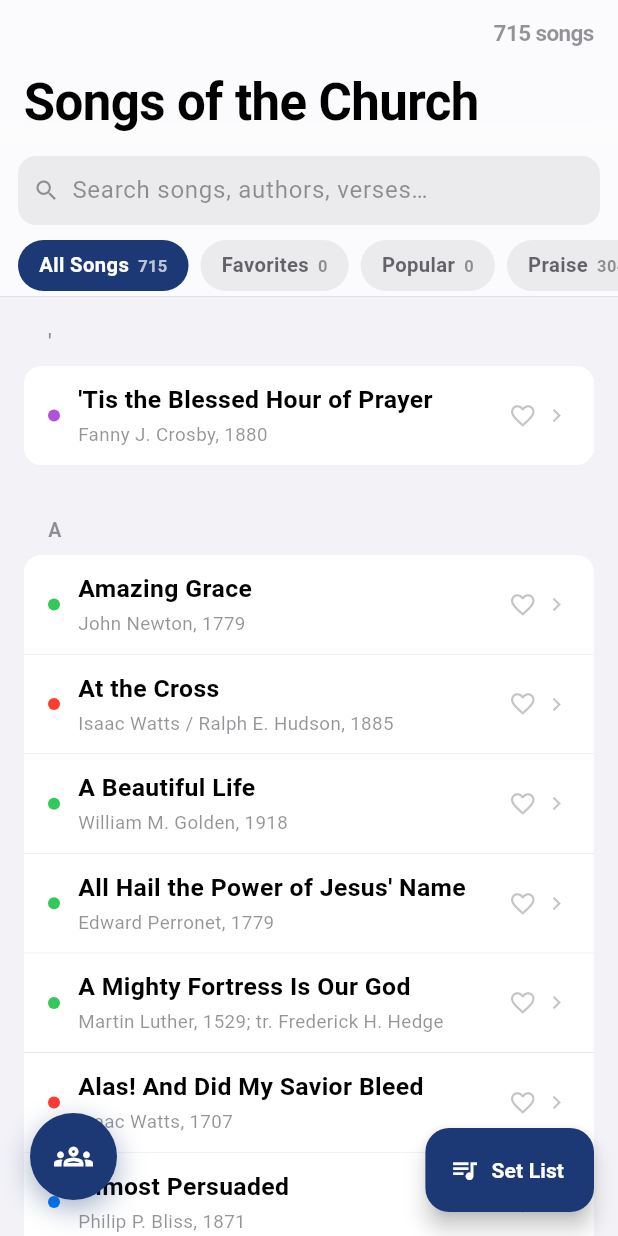
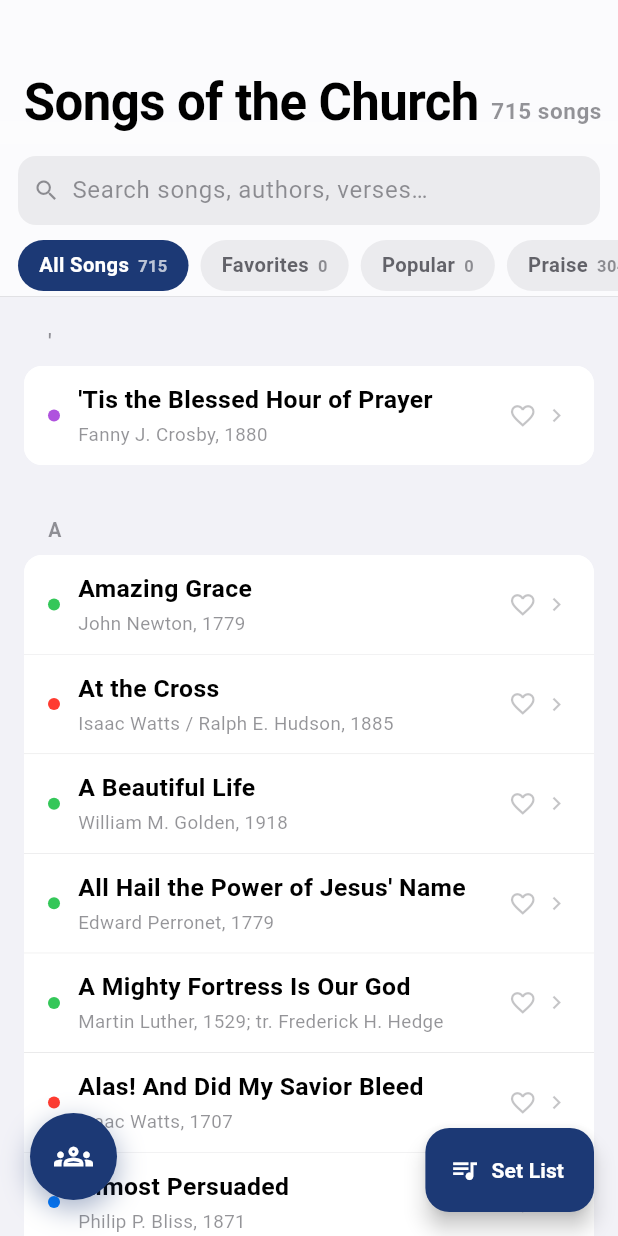
Before and after one commit to natehale05-gif/Songs, a Flutter app: the screen it shows after launch, on a phone screen of 412 x 824 dp. Run offline on Flutter 3.47's test engine with Material 3 defaults, Android fonts, the phone set to English and light mode, and no system bars; our stand-ins replace audioplayers, qr_flutter, shared_preferences, shelf, shelf_web_socket, web; missing offline and left inert: dart:js_interop, mobile_scanner; Roboto replaces fonts that are missing (Georgia, SF Pro Text).

Commit message:
Move song count next to the large title in the library header
Previously "715 songs" sat in the nav bar's trailing slot, floating
above the title. It now renders inline next to "Songs of the Church".

```diff
--- a/lib/screens/library_screen.dart
+++ b/lib/screens/library_screen.dart
@@ -194,8 +194,15 @@ class _LibraryScreenState extends State<LibraryScreen> {
 
   Widget _buildNavBar(AppState state, AppPalette p) {
     return CupertinoSliverNavigationBar(
-      largeTitle: Text(
+      largeTitle: Row(
+        crossAxisAlignment: CrossAxisAlignment.baseline,
+        textBaseline: TextBaseline.alphabetic,
+        mainAxisSize: MainAxisSize.min,
+        children: [
+          Flexible(
+            child: Text(
               'Songs of the Church',
+              overflow: TextOverflow.ellipsis,
               style: TextStyle(
                 fontFamily: kDisplaySerif,
                 fontWeight: FontWeight.w700,
@@ -203,15 +210,19 @@ class _LibraryScreenState extends State<LibraryScreen> {
                 letterSpacing: -0.4,
               ),
             ),
+          ),
+          const SizedBox(width: 8),
+          Text(
+            '${state.book.songs.length} songs',
+            style: TextStyle(
+                fontSize: 15, fontWeight: FontWeight.w600, color: p.label3),
+          ),
+        ],
+      ),
       automaticallyImplyLeading: false,
       backgroundColor: p.surface.withValues(alpha: 0.72),
       border: const Border(),
       padding: const EdgeInsetsDirectional.only(end: 16),
-      trailing: Text(
-        '${state.book.songs.length} songs',
-        style: TextStyle(
-            fontSize: 15, fontWeight: FontWeight.w600, color: p.label3),
-      ),
     );
   }
 
```
Lines whose indentation alone changed are shown as unchanged.
